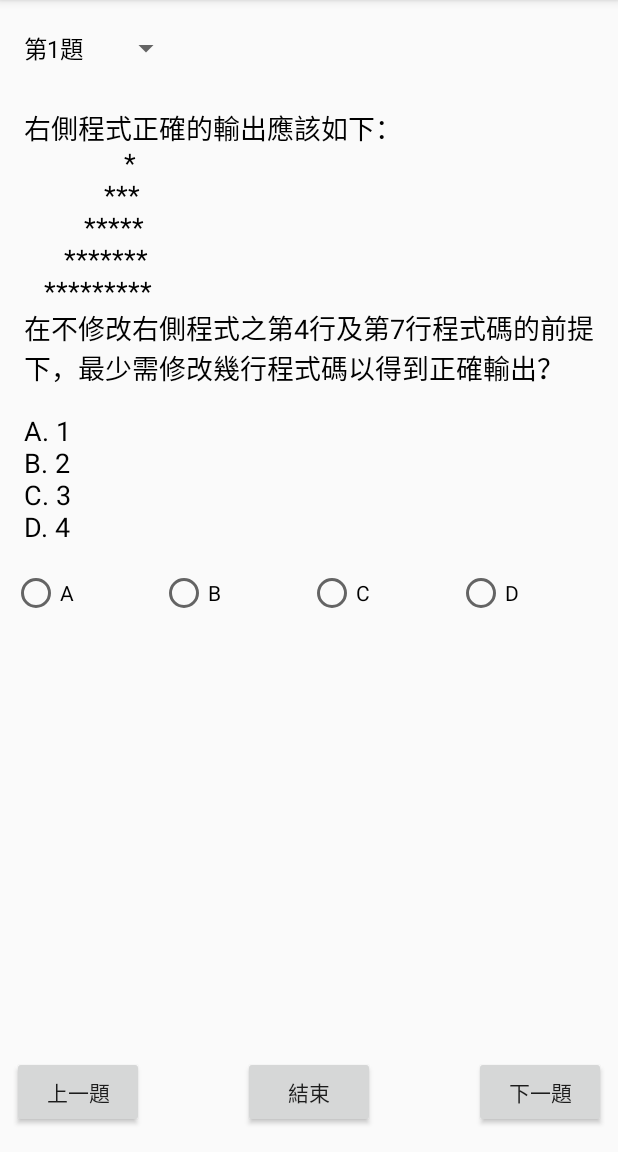
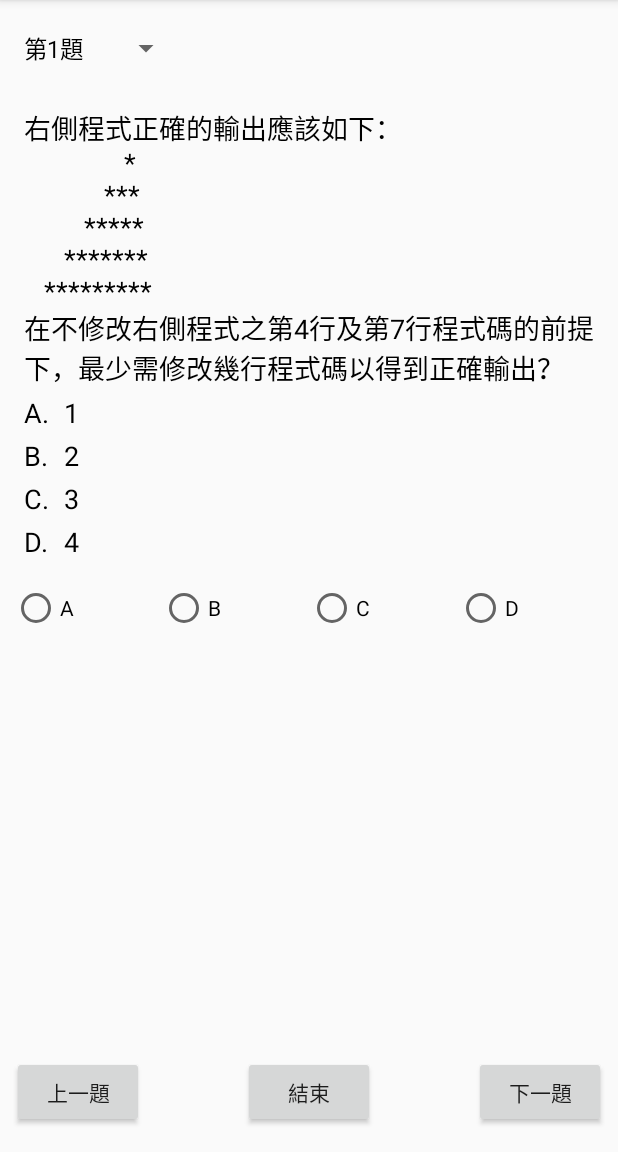
Before and after one commit to PinJhih/apcs-practice, an Android app: the screen it shows after launch (PracticeActivity), after a tap on "105年3月", on a phone screen of 412 x 824 dp, the part 84-1236 px from its top. Run offline under Robolectric (Android 15) with nearby library versions, the phone set to English and light mode, and no system bars; our stand-ins replace navigation-ui; 2 statements that could not run were skipped.

Commit message:
fix: Choices didn't aligned if it is multi-line

```diff
--- a/app/src/main/java/com/example/apcs_practice/view/activities/PracticeActivity.kt
+++ b/app/src/main/java/com/example/apcs_practice/view/activities/PracticeActivity.kt
@@ -129,13 +129,11 @@ class PracticeActivity : AppCompatActivity() {
     }
 
     private fun setView() {
-        val choice = "A. " + questions[questionNumber].choice_a + "\n" +
-                "B. " + questions[questionNumber].choice_b + "\n" +
-                "C. " + questions[questionNumber].choice_c + "\n" +
-                "D. " + questions[questionNumber].choice_d
-
         tv_stem.text = questions[questionNumber].stem
-        tv_choices.text = choice
+        tv_choice_a.text = questions[questionNumber].choice_a
+        tv_choice_b.text = questions[questionNumber].choice_b
+        tv_choice_c.text = questions[questionNumber].choice_c
+        tv_choice_d.text = questions[questionNumber].choice_d
         spinner_number.setSelection(questionNumber)
 
         when (answers[questionNumber]) {
@@ -186,7 +184,10 @@ class PracticeActivity : AppCompatActivity() {
         val textColor = Color.parseColor("#ffffff")
 
         tv_stem.setTextColor(textColor)
-        tv_choices.setTextColor(textColor)
+        tv_choice_a.setTextColor(textColor)
+        tv_choice_b.setTextColor(textColor)
+        tv_choice_c.setTextColor(textColor)
+        tv_choice_d.setTextColor(textColor)
         btn_choice_a.setTextColor(textColor)
         btn_choice_b.setTextColor(textColor)
         btn_choice_c.setTextColor(textColor)
--- a/app/src/main/res/layout/activity_practice.xml
+++ b/app/src/main/res/layout/activity_practice.xml
@@ -33,7 +33,7 @@
 
             <androidx.constraintlayout.widget.ConstraintLayout
                 android:layout_width="match_parent"
-                android:layout_height="match_parent"
+                android:layout_height="wrap_content"
                 android:orientation="vertical">
 
                 <TextView
@@ -50,20 +50,6 @@
                     app:layout_constraintStart_toStartOf="parent"
                     app:layout_constraintTop_toTopOf="parent" />
 
-                <TextView
-                    android:id="@+id/tv_choices"
-                    android:layout_width="0dp"
-                    android:layout_height="wrap_content"
-                    android:layout_marginStart="16dp"
-                    android:layout_marginTop="16dp"
-                    android:layout_marginEnd="16dp"
-                    android:text="@string/app_name"
-                    android:textColor="@android:color/black"
-                    android:textSize="18sp"
-                    app:layout_constraintEnd_toEndOf="parent"
-                    app:layout_constraintStart_toStartOf="parent"
-                    app:layout_constraintTop_toBottomOf="@+id/tv_stem" />
-
                 <ImageView
                     android:id="@+id/img"
                     android:layout_width="0dp"
@@ -73,9 +59,9 @@
                     android:layout_marginEnd="16dp"
                     android:contentDescription="@string/app_name"
                     app:layout_constraintEnd_toEndOf="parent"
-                    app:layout_constraintHorizontal_bias="1.0"
+                    app:layout_constraintHorizontal_bias="0.0"
                     app:layout_constraintStart_toStartOf="parent"
-                    app:layout_constraintTop_toBottomOf="@+id/tv_choices"
+                    app:layout_constraintTop_toBottomOf="@+id/tv_d"
                     app:srcCompat="@android:color/transparent" />
 
                 <RadioGroup
@@ -121,6 +107,90 @@
                         android:text="@string/choice_d" />
                 </RadioGroup>
 
+                <TextView
+                    android:id="@+id/tv_a"
+                    android:layout_width="wrap_content"
+                    android:layout_height="wrap_content"
+                    android:layout_marginTop="4dp"
+                    android:text="@string/a"
+                    android:textColor="@android:color/black"
+                    android:textSize="18sp"
+                    app:layout_constraintStart_toStartOf="@+id/tv_stem"
+                    app:layout_constraintTop_toBottomOf="@+id/tv_stem" />
+
+                <TextView
+                    android:id="@+id/tv_choice_a"
+                    android:layout_width="wrap_content"
+                    android:layout_height="wrap_content"
+                    android:text="@string/app_name"
+                    android:textColor="@android:color/black"
+                    android:textSize="18sp"
+                    app:layout_constraintStart_toEndOf="@+id/tv_a"
+                    app:layout_constraintTop_toTopOf="@+id/tv_a" />
+
+                <TextView
+                    android:id="@+id/tv_b"
+                    android:layout_width="wrap_content"
+                    android:layout_height="wrap_content"
+                    android:layout_marginTop="4dp"
+                    android:text="@string/b"
+                    android:textColor="@android:color/black"
+                    android:textSize="18sp"
+                    app:layout_constraintStart_toStartOf="@+id/tv_a"
+                    app:layout_constraintTop_toBottomOf="@+id/tv_a" />
+
+                <TextView
+                    android:id="@+id/tv_c"
+                    android:layout_width="wrap_content"
+                    android:layout_height="wrap_content"
+                    android:layout_marginTop="4dp"
+                    android:text="@string/c"
+                    android:textColor="@android:color/black"
+                    android:textSize="18sp"
+                    app:layout_constraintStart_toStartOf="@+id/tv_b"
+                    app:layout_constraintTop_toBottomOf="@+id/tv_b" />
+
+                <TextView
+                    android:id="@+id/tv_d"
+                    android:layout_width="wrap_content"
+                    android:layout_height="wrap_content"
+                    android:layout_marginTop="4dp"
+                    android:text="@string/d"
+                    android:textColor="@android:color/black"
+                    android:textSize="18sp"
+                    app:layout_constraintStart_toStartOf="@+id/tv_c"
+                    app:layout_constraintTop_toBottomOf="@+id/tv_c" />
+
+                <TextView
+                    android:id="@+id/tv_choice_b"
+                    android:layout_width="wrap_content"
+                    android:layout_height="wrap_content"
+                    android:text="@string/app_name"
+                    android:textColor="@android:color/black"
+                    android:textSize="18sp"
+                    app:layout_constraintStart_toEndOf="@+id/tv_b"
+                    app:layout_constraintTop_toTopOf="@+id/tv_b" />
+
+                <TextView
+                    android:id="@+id/tv_choice_c"
+                    android:layout_width="wrap_content"
+                    android:layout_height="wrap_content"
+                    android:text="@string/app_name"
+                    android:textColor="@android:color/black"
+                    android:textSize="18sp"
+                    app:layout_constraintStart_toEndOf="@+id/tv_c"
+                    app:layout_constraintTop_toTopOf="@+id/tv_c" />
+
+                <TextView
+                    android:id="@+id/tv_choice_d"
+                    android:layout_width="wrap_content"
+                    android:layout_height="wrap_content"
+                    android:text="@string/app_name"
+                    android:textColor="@android:color/black"
+                    android:textSize="18sp"
+                    app:layout_constraintStart_toEndOf="@+id/tv_d"
+                    app:layout_constraintTop_toTopOf="@+id/tv_d" />
+
             </androidx.constraintlayout.widget.ConstraintLayout>
         </LinearLayout>
     </ScrollView>
--- a/app/src/main/res/values/strings.xml
+++ b/app/src/main/res/values/strings.xml
@@ -23,6 +23,10 @@
     <string name="choice_b">B</string>
     <string name="choice_c">C</string>
     <string name="choice_d">D</string>
+    <string name="a">A.\t</string>
+    <string name="b">B.\t</string>
+    <string name="c">C.\t</string>
+    <string name="d">D.\t</string>
 
     <integer-array name="res_10503">
         <item>@array/stem_10503</item>
```
